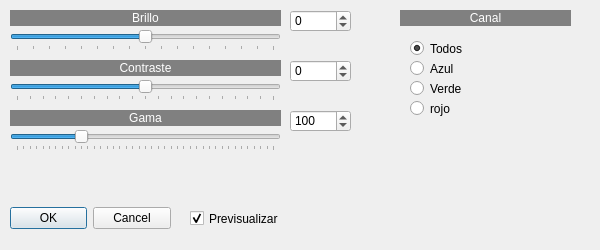
This is QFotoPaint5/brillocontraste.ui in sararoca/infgraf as Qt 5 draws it before an edit. The edited form follows.
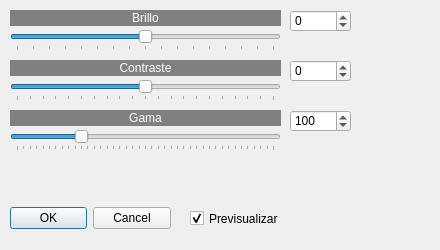
This is the edited form. Icons and pictures are not drawn.

What changed in the file:
```diff
--- a/QFotoPaint5/brillocontraste.ui
+++ b/QFotoPaint5/brillocontraste.ui
@@ -9,7 +9,7 @@
    <rect>
     <x>0</x>
     <y>0</y>
-    <width>600</width>
+    <width>440</width>
     <height>250</height>
    </rect>
   </property>
@@ -21,13 +21,13 @@
   </property>
   <property name="minimumSize">
    <size>
-    <width>600</width>
+    <width>440</width>
     <height>250</height>
    </size>
   </property>
   <property name="maximumSize">
    <size>
-    <width>600</width>
+    <width>440</width>
     <height>250</height>
    </size>
   </property>
@@ -262,81 +262,6 @@
     <number>256</number>
    </property>
   </widget>
-  <widget class="QRadioButton" name="radioButton">
-   <property name="geometry">
-    <rect>
-     <x>410</x>
-     <y>40</y>
-     <width>82</width>
-     <height>17</height>
-    </rect>
-   </property>
-   <property name="text">
-    <string>Todos</string>
-   </property>
-   <property name="checked">
-    <bool>true</bool>
-   </property>
-  </widget>
-  <widget class="QRadioButton" name="radioButton_4">
-   <property name="geometry">
-    <rect>
-     <x>410</x>
-     <y>100</y>
-     <width>82</width>
-     <height>17</height>
-    </rect>
-   </property>
-   <property name="text">
-    <string>rojo</string>
-   </property>
-  </widget>
-  <widget class="QRadioButton" name="radioButton_2">
-   <property name="geometry">
-    <rect>
-     <x>410</x>
-     <y>60</y>
-     <width>82</width>
-     <height>17</height>
-    </rect>
-   </property>
-   <property name="text">
-    <string>Azul</string>
-   </property>
-  </widget>
-  <widget class="QLabel" name="label_4">
-   <property name="geometry">
-    <rect>
-     <x>400</x>
-     <y>10</y>
-     <width>171</width>
-     <height>16</height>
-    </rect>
-   </property>
-   <property name="styleSheet">
-    <string notr="true">background-color: rgb(128, 128, 128);
-color: rgb(255, 255, 255);</string>
-   </property>
-   <property name="text">
-    <string>Canal</string>
-   </property>
-   <property name="alignment">
-    <set>Qt::AlignCenter</set>
-   </property>
-  </widget>
-  <widget class="QRadioButton" name="radioButton_3">
-   <property name="geometry">
-    <rect>
-     <x>410</x>
-     <y>80</y>
-     <width>82</width>
-     <height>17</height>
-    </rect>
-   </property>
-   <property name="text">
-    <string>Verde</string>
-   </property>
-  </widget>
  </widget>
  <resources>
   <include location="recursos.qrc"/>
```
